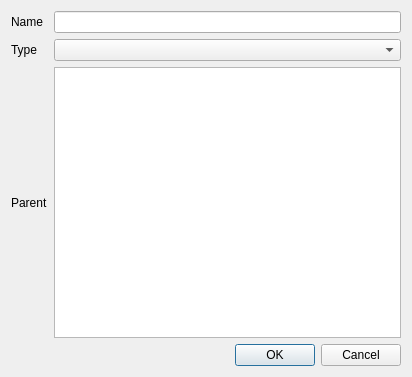
Old version of the form mdwiki/gui/new_article.ui in the repository ghtyrant/mdwiki.
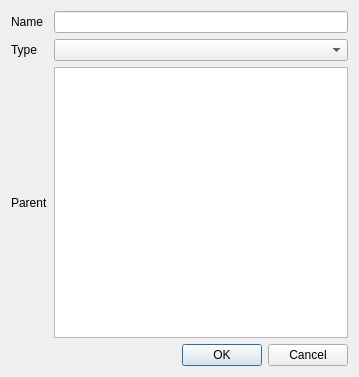
New version of the form.

Commit message: Make dialog smaller

What changed in the file:
```diff
--- a/mdwiki/gui/new_article.ui
+++ b/mdwiki/gui/new_article.ui
@@ -6,7 +6,7 @@
    <rect>
     <x>0</x>
     <y>0</y>
-    <width>412</width>
+    <width>359</width>
     <height>377</height>
    </rect>
   </property>
```
